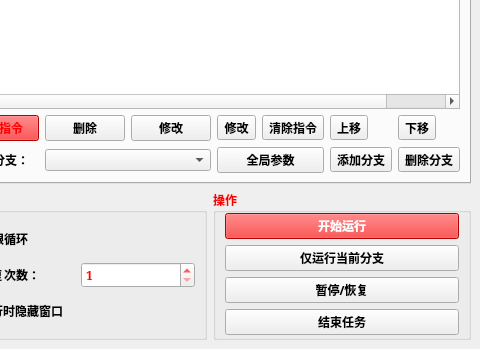
Before: the Qt Designer form 窗体/mainwindow.ui in FsterThanLight/automatic_clicker_2, drawn with Qt 5; both pictures show x 157 to 637 and y 258 to 607 of the 637 by 607 pixel window.
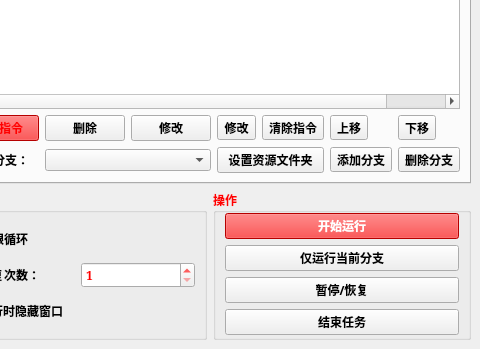
After: the same form once the commit is applied. Icons and pictures are not drawn.

Commit message: 2024年02月02日 20:07:52 调整设置窗口

What changed in the file:
```diff
--- a/窗体/mainwindow.ui
+++ b/窗体/mainwindow.ui
@@ -6,7 +6,7 @@
    <rect>
     <x>0</x>
     <y>0</y>
-    <width>482</width>
+    <width>575</width>
     <height>607</height>
    </rect>
   </property>
@@ -1282,7 +1282,7 @@
           <item row="1" column="3" colspan="2">
            <widget class="QPushButton" name="pushButton_3">
             <property name="text">
-             <string>全局参数</string>
+             <string>设置资源文件夹</string>
             </property>
            </widget>
           </item>
```
Left out of the diff: 31 changed lines with no effect on the pictures. The commit also changes 13 other files.
